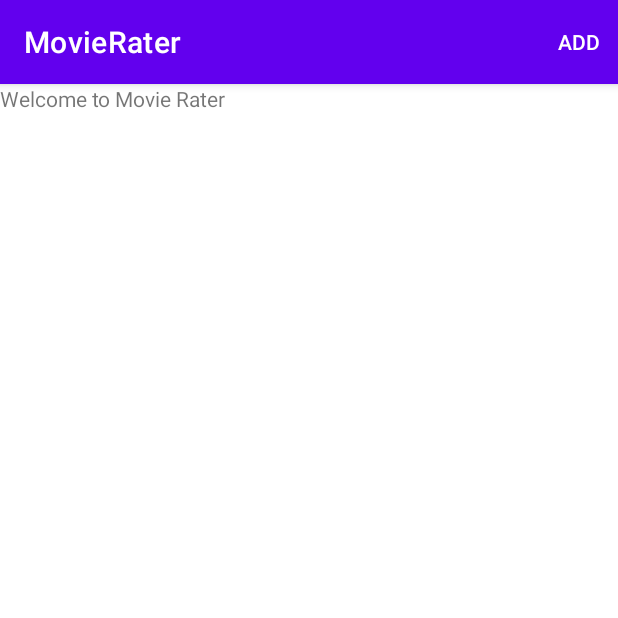
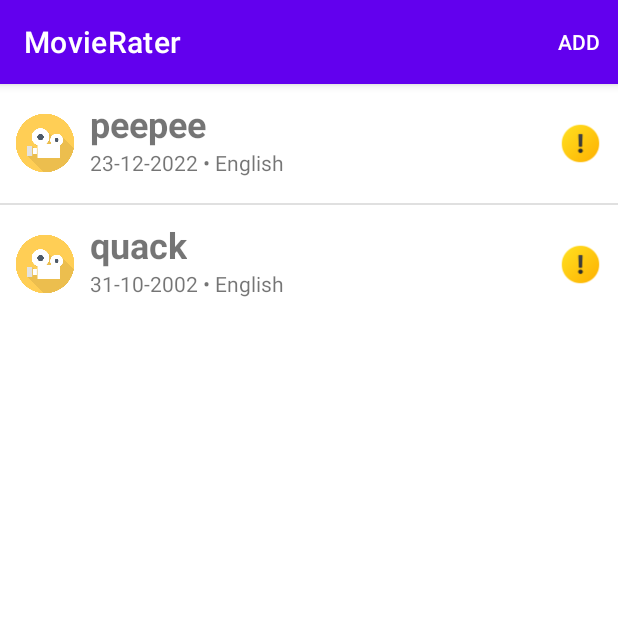
Before and after one commit to fooandre/mobile-dev, an Android app: the screen it shows after launch (MainActivity), on a phone screen of 412 x 824 dp, the top half of it. Run offline under Robolectric (Android 15) with nearby library versions, the light colour scheme and no system bars.

Commit message:
custom adapter view

```diff
--- a/app/src/main/java/com/example/assignment/MainActivity.kt
+++ b/app/src/main/java/com/example/assignment/MainActivity.kt
@@ -6,8 +6,10 @@ import android.view.ContextMenu
 import android.view.Menu
 import android.view.MenuItem
 import android.view.View
+import android.widget.ListView
 import androidx.appcompat.app.AppCompatActivity
 import com.example.assignment.models.Movie
+import com.example.assignment.models.MovieAdapter
 
 class MainActivity : AppCompatActivity() {
 	private val movies = mutableListOf<Movie>(
@@ -18,6 +20,7 @@ class MainActivity : AppCompatActivity() {
 	override fun onCreate(savedInstanceState: Bundle?) {
 		super.onCreate(savedInstanceState)
 		setContentView(R.layout.activity_main)
+		findViewById<ListView>(R.id.moviesLV).adapter = MovieAdapter(this, movies)
 	}
 
 	override fun onCreateOptionsMenu(menu: Menu?): Boolean {
--- a/app/src/main/java/com/example/assignment/Models/MovieAdapter.kt
+++ b/app/src/main/java/com/example/assignment/Models/MovieAdapter.kt
@@ -5,21 +5,29 @@ import android.view.LayoutInflater
 import android.view.View
 import android.view.ViewGroup
 import android.widget.BaseAdapter
+import android.widget.ImageView
+import android.widget.TextView
+import com.example.assignment.R
 
-class MovieAdapter(private val context: Context, private val data: ArrayList<Movie>) : BaseAdapter() {
+class MovieAdapter(private val context: Context, private val data: MutableList<Movie>) : BaseAdapter() {
     private val inflater: LayoutInflater = LayoutInflater.from(context)
 
     override fun getCount() = data.size
 
-    override fun getItem(p0: Int): Any {
-        TODO("Not yet implemented")
-    }
+    override fun getItem(index: Int) = data[index]
 
-    override fun getItemId(p0: Int): Long {
-        TODO("Not yet implemented")
-    }
+    override fun getItemId(index: Int) = 0.toLong()
 
-    override fun getView(p0: Int, p1: View?, p2: ViewGroup?): View {
-        TODO("Not yet implemented")
+    override fun getView(index: Int, convertView: View?, parent: ViewGroup?): View {
+        val movie = data[index]
+        val view = inflater.inflate(R.layout.movie, parent, false)
+
+        view.findViewById<TextView>(R.id.nameView).text = movie.title
+        view.findViewById<TextView>(R.id.dateView).text = movie.releaseDate
+        val lang = movie.language.toString()
+        view.findViewById<TextView>(R.id.languageView).text = "${lang[0]}${lang.substring(1).lowercase()}"
+        if (movie.violence || movie.languageUsed) view.findViewById<ImageView>(R.id.warningView).visibility = View.VISIBLE
+
+        return view
     }
 }
--- a/app/src/main/res/layout/activity_main.xml
+++ b/app/src/main/res/layout/activity_main.xml
@@ -6,9 +6,9 @@
     tools:context=".MainActivity"
     android:orientation="vertical">
 
-    <TextView
-        android:layout_width="wrap_content"
-        android:layout_height="wrap_content"
-        android:text="Welcome to Movie Rater" />
+    <ListView
+        android:id="@+id/moviesLV"
+        android:layout_width="match_parent"
+        android:layout_height="wrap_content" />
 
 </LinearLayout>
--- a/app/src/main/res/layout/movie.xml
+++ b/app/src/main/res/layout/movie.xml
@@ -1,27 +1,35 @@
 <?xml version="1.0" encoding="utf-8"?>
-<LinearLayout xmlns:android="http://schemas.android.com/apk/res/android"
+<RelativeLayout xmlns:android="http://schemas.android.com/apk/res/android"
     android:orientation="horizontal"
     android:layout_width="match_parent"
-    android:layout_height="match_parent"
+    android:layout_height="wrap_content"
     android:padding="10dp">
 
+    <LinearLayout
+        android:layout_width="wrap_content"
+        android:layout_height="wrap_content"
+        android:gravity="center_vertical">
+
         <ImageView
-        android:layout_width="wrap_content"
-        android:layout_height="100dp"
-        android:src="@drawable/moviedefault" />
+            android:layout_width="40dp"
+            android:layout_height="40dp"
+            android:src="@drawable/moviedefault"
+            android:layout_marginRight="10dp" />
 
         <LinearLayout
-        android:layout_width="match_parent"
+            android:layout_width="wrap_content"
             android:layout_height="wrap_content"
             android:orientation="vertical">
             <TextView
                 android:id="@+id/nameView"
                 android:layout_width="wrap_content"
                 android:layout_height="wrap_content"
-            android:text="Movie Name" />
+                android:text="Movie Name"
+                android:textSize="24dp"
+                android:textStyle="bold" />
 
             <LinearLayout
-            android:layout_width="match_parent"
+                android:layout_width="wrap_content"
                 android:layout_height="wrap_content"
                 android:orientation="horizontal">
                 <TextView
@@ -39,14 +47,18 @@
                     android:id="@+id/languageView"
                     android:layout_width="wrap_content"
                     android:layout_height="wrap_content"
-                android:text="Movie Language" />
+                    android:text="Movie Language"
+                    android:layout_marginBottom="7dp"/>
+            </LinearLayout>
         </LinearLayout>
     </LinearLayout>
 
     <ImageView
-        android:layout_width="wrap_content"
-        android:layout_height="100dp"
-        android:src="@drawable/warning"
-        android:layout_gravity="right" />
+        android:id="@+id/warningView"
+        android:layout_width="30dp"
+        android:layout_height="30dp"
+        android:layout_alignParentRight="true"
+        android:layout_centerVertical="true"
+        android:src="@drawable/warning" />
 
-</LinearLayout>
+</RelativeLayout>
```
Lines whose indentation alone changed are shown as unchanged.
